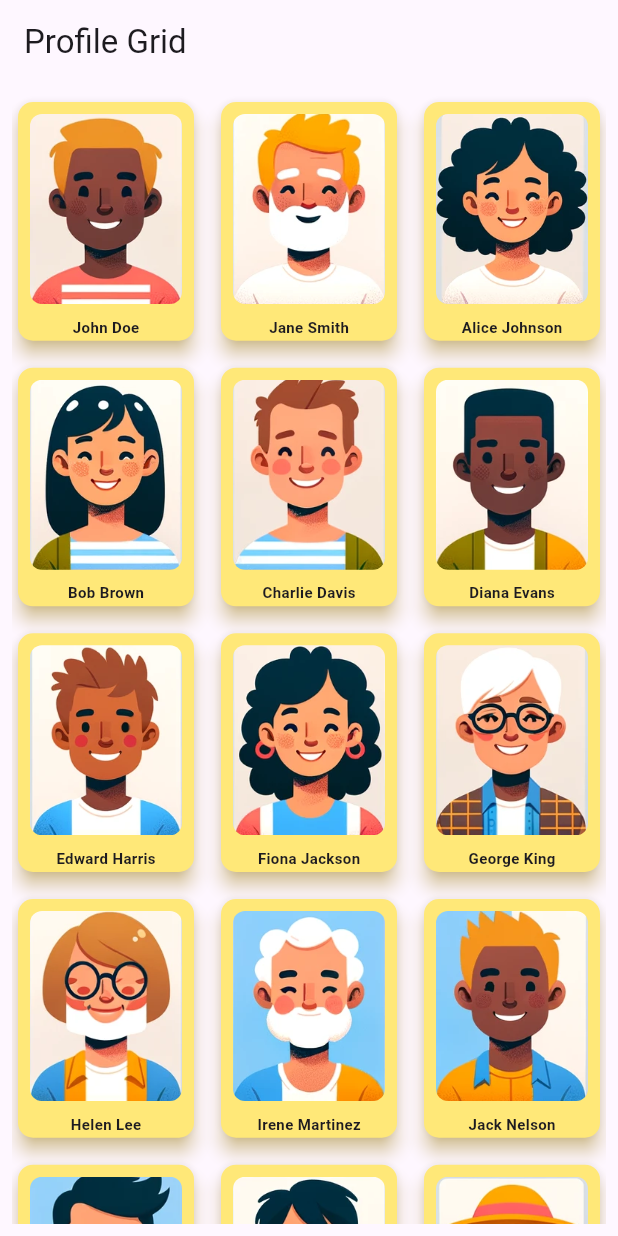
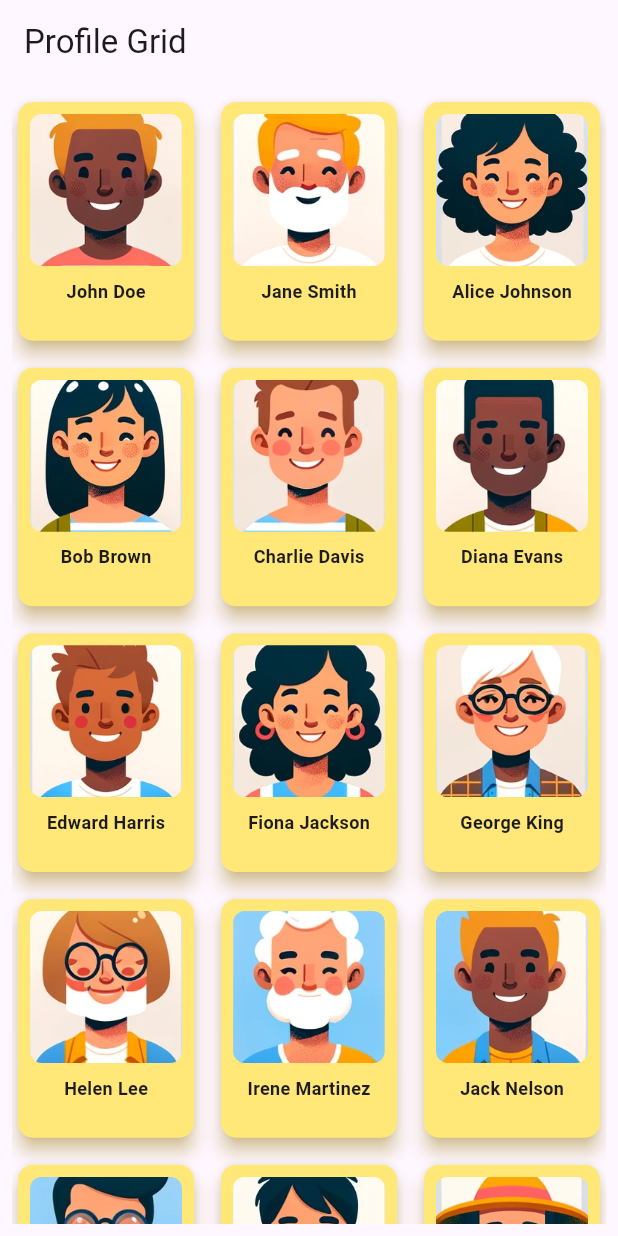
Before and after one commit to Chun-Bae/personnote, a Flutter app: the screen it shows after launch, on a phone screen of 412 x 824 dp. Run offline on Flutter 3.47's test engine with Material 3 defaults, Android fonts, the phone set to English and light mode, and no system bars.

Commit message:
profile grid view

```diff
--- a/lib/views/profile_grid_view.dart
+++ b/lib/views/profile_grid_view.dart
@@ -69,7 +69,7 @@ class ProfileCard extends StatelessWidget {
           mainAxisAlignment: MainAxisAlignment.center,
           children: [
             AspectRatio(
-              aspectRatio: 4 / 5,
+              aspectRatio: 1 / 1,
               child: ClipRRect(
                 borderRadius: BorderRadius.circular(8),
                 child: Image.asset(
@@ -79,13 +79,14 @@ class ProfileCard extends StatelessWidget {
               ),
             ),
             SizedBox(height: 8),
-            Text(
+            Expanded(
+                child: Text(
               name,
               style: TextStyle(
-                fontSize: 10,
+                fontSize: 12,
                 fontWeight: FontWeight.bold,
               ),
-            ),
+            )),
           ],
         ),
       ),
```
